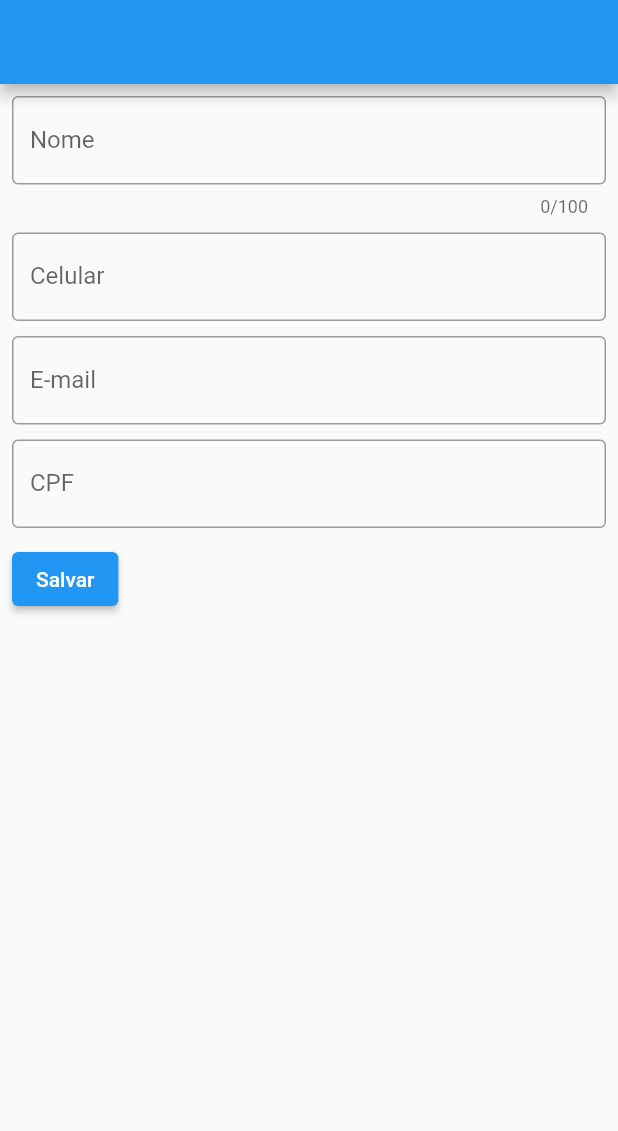
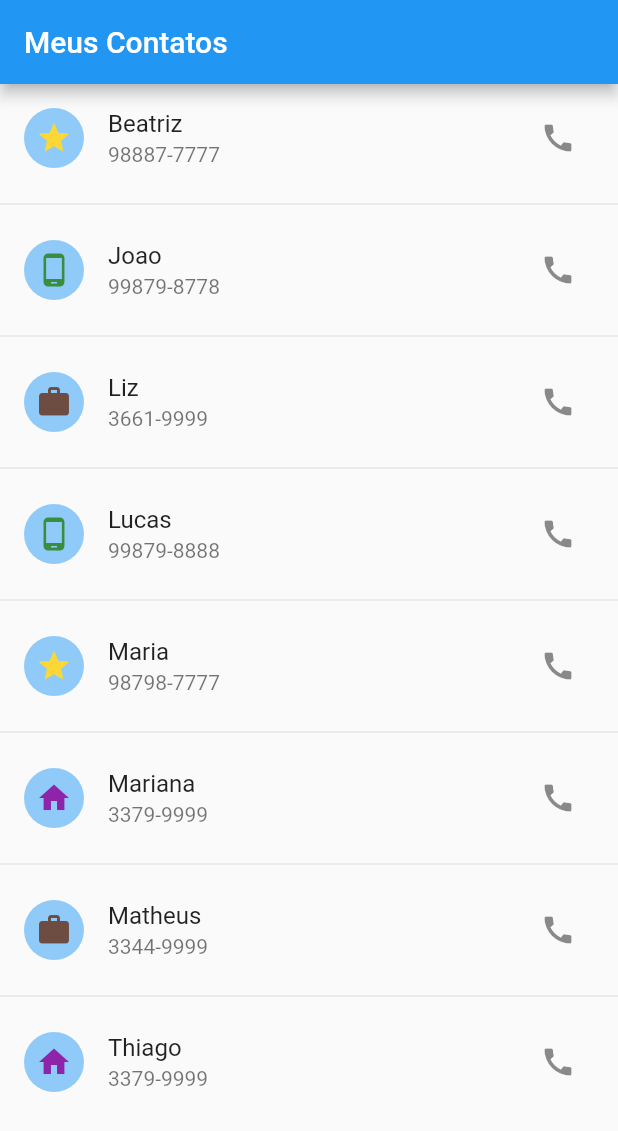
Before and after one commit to ThiagoBfim/meus_contatos, a Flutter app: the screen it shows after launch, on a phone screen of 412 x 824 dp. Shown: the top 1131 px of the screen. Run offline on Flutter 3.47's test engine with Material 2 defaults, Android fonts, the phone set to English and light mode, and no system bars; our stand-ins replace brasil_fields, flutter_mobx, form_field_validator, mobx; generated files the repository leaves out were written again.

Commit message:
Ajuste dos pacotes e inclusão da listagem dos contatos

```diff
--- /dev/null
+++ b/lib/lista_contato/list_contato_page.dart
@@ -0,0 +1,31 @@
+import 'package:contato_form/model/contato_type.dart';
+import 'package:contato_form/repository/contato_repository.dart';
+import 'package:flutter/material.dart';
+
+class ListContatoPage extends StatelessWidget {
+  @override
+  Widget build(BuildContext context) {
+    return Scaffold(
+        appBar: AppBar(
+          title: Text('Meus Contatos'),
+        ),
+        body: ListView.separated(
+            itemBuilder: (context, index) {
+              var contato = new ContatoRepository().findAllContatos()[index];
+              return ListTile(
+                leading: CircleAvatar(
+                  child: ContatoHelper.getIconByContatoType(contato.tipo),
+                  backgroundColor: Colors.blue[200],
+                ),
+                title: Text(contato.nome),
+                subtitle: Text(contato.telefone),
+                trailing: IconButton(
+                  icon: Icon(Icons.call),
+                  onPressed: () => {},
+                ),
+              );
+            },
+            separatorBuilder: (context, index) => Divider(),
+            itemCount: new ContatoRepository().findAllContatos().length));
+  }
+}
--- a/lib/main.dart
+++ b/lib/main.dart
@@ -1,7 +1,6 @@
-import 'package:contato_form/contato_form.dart';
-import 'package:contato_form/contato_model.dart';
 import 'package:flutter/material.dart';
-import 'package:flutter_mobx/flutter_mobx.dart';
+
+import 'lista_contato/list_contato_page.dart';
 
 void main() {
   runApp(MyApp());
@@ -17,26 +16,7 @@ class MyApp extends StatelessWidget {
         primarySwatch: Colors.blue,
         visualDensity: VisualDensity.adaptivePlatformDensity,
       ),
-      home: MyHomePage(),
+      home: ListContatoPage(),
     );
   }
 }
-
-class MyHomePage extends StatefulWidget {
-  @override
-  _MyHomePageState createState() => _MyHomePageState();
-}
-
-class _MyHomePageState extends State<MyHomePage> {
-  ContatoModel contato = new ContatoModel();
-
-  @override
-  Widget build(BuildContext context) {
-    return Scaffold(
-      appBar: AppBar(
-        title: Observer(builder: (_) => Text(contato.nome ?? '')),
-      ),
-      body: ContatoForm(contato: contato),
-    );
-  }
-}
--- /dev/null
+++ b/lib/model/contato.dart
@@ -0,0 +1,11 @@
+import 'package:flutter/widgets.dart';
+
+import 'contato_type.dart';
+
+class Contato {
+  final String nome;
+  final String telefone;
+  final ContatoType tipo;
+
+  Contato({@required this.nome, @required this.telefone, @required this.tipo});
+}
--- /dev/null
+++ b/lib/model/contato_type.dart
@@ -0,0 +1,19 @@
+
+import 'package:flutter/material.dart';
+
+enum ContatoType { CELULAR, TRABALHO, FAVORITO, CASA }
+
+class ContatoHelper {
+  static Icon getIconByContatoType(ContatoType tipo) {
+    switch (tipo) {
+      case ContatoType.CELULAR:
+        return Icon(Icons.phone_android, color: Colors.green[700]);
+      case ContatoType.TRABALHO:
+        return Icon(Icons.work, color: Colors.brown[600]);
+      case ContatoType.FAVORITO:
+        return Icon(Icons.star, color: Colors.yellow[600]);
+      case ContatoType.CASA:
+        return Icon(Icons.home, color: Colors.purple[600]);
+    }
+  }
+}
--- a/lib/contato_form.dart
+++ b/lib/novo_contato/contato_form.dart
@@ -1,11 +1,12 @@
 import 'package:brasil_fields/formatter/cpf_input_formatter.dart';
 import 'package:brasil_fields/formatter/telefone_input_formatter.dart';
-import 'package:contato_form/contato_model.dart';
 import 'package:flutter/material.dart';
 import 'package:flutter/services.dart';
 import 'package:flutter/widgets.dart';
 import 'package:flutter_mobx/flutter_mobx.dart';
 import 'package:form_field_validator/form_field_validator.dart';
+
+import 'contato_model.dart';
 
 class ContatoForm extends StatefulWidget {
   final ContatoModel contato;
--- a/lib/contato_model.dart
+++ b/lib/novo_contato/contato_model.dart
@@ -1,3 +1,4 @@
+import 'package:contato_form/model/contato_type.dart';
 import 'package:mobx/mobx.dart';
 
 part 'contato_model.g.dart';
@@ -29,5 +30,3 @@ abstract class BaseContatoModel with Store {
     return '{nome: $nome, email: $email, cpf: $cpf, telefone: $telefone, tipo: $tipo}';
   }
 }
-
-enum ContatoType { CELULAR, TRABALHO, FAVORITO, CASA }
--- /dev/null
+++ b/lib/novo_contato/new_contato_page.dart
@@ -0,0 +1,25 @@
+
+import 'package:flutter/material.dart';
+import 'package:flutter_mobx/flutter_mobx.dart';
+
+import 'contato_form.dart';
+import 'contato_model.dart';
+
+class NewContatoPage extends StatefulWidget {
+  @override
+  _NewContatoPageState createState() => _NewContatoPageState();
+}
+
+class _NewContatoPageState extends State<NewContatoPage> {
+  ContatoModel contato = new ContatoModel();
+
+  @override
+  Widget build(BuildContext context) {
+    return Scaffold(
+      appBar: AppBar(
+        title: Observer(builder: (_) => Text(contato.nome ?? '')),
+      ),
+      body: ContatoForm(contato: contato),
+    );
+  }
+}
--- /dev/null
+++ b/lib/repository/contato_repository.dart
@@ -0,0 +1,40 @@
+import 'package:contato_form/model/contato.dart';
+import 'package:contato_form/model/contato_type.dart';
+
+class ContatoRepository {
+  static List<Contato> contatos = [];
+
+  ContatoRepository() {
+    if (contatos.isEmpty) {
+      contatos.add(new Contato(
+          nome: "Joao", telefone: "99879-8778", tipo: ContatoType.CELULAR));
+
+      contatos.add(new Contato(
+          nome: "Lucas", telefone: "99879-8888", tipo: ContatoType.CELULAR));
+
+      contatos.add(new Contato(
+          nome: "Maria", telefone: "98798-7777", tipo: ContatoType.FAVORITO));
+
+      contatos.add(new Contato(
+          nome: "Thiago", telefone: "3379-9999", tipo: ContatoType.CASA));
+
+      contatos.add(new Contato(
+          nome: "Mariana", telefone: "3379-9999", tipo: ContatoType.CASA));
+
+      contatos.add(new Contato(
+          nome: "Beatriz", telefone: "98887-7777", tipo: ContatoType.FAVORITO));
+
+      contatos.add(new Contato(
+          nome: "Liz", telefone: "3661-9999", tipo: ContatoType.TRABALHO));
+
+      contatos.add(new Contato(
+          nome: "Matheus", telefone: "3344-9999", tipo: ContatoType.TRABALHO));
+
+      contatos.sort((a, b) => a.nome.compareTo(b.nome));
+    }
+  }
+
+  findAllContatos() {
+    return contatos;
+  }
+}
```
Also changed, not shown: lib/novo_contato/contato_model.g.dart (renamed from lib/contato_model.g.dart).
